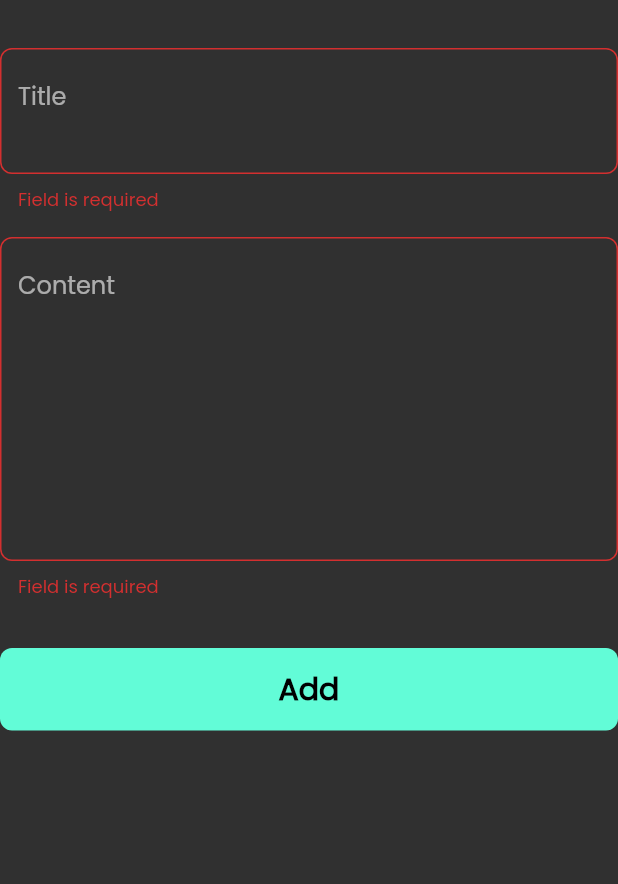
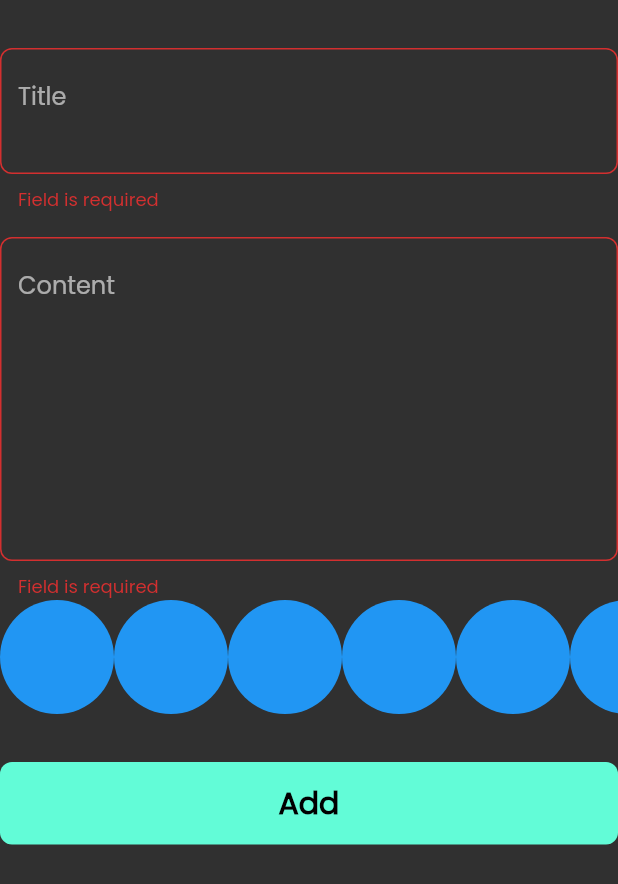
Before and after one commit to logann99/notes_app, a Flutter app: the AddNoteForm widget shown alone on an empty page, opened directly, after a tap on "Add", on a phone screen of 412 x 824 dp. Shown: the top 884 px of the screen. Run offline on Flutter 3.47's test engine with Material 2 defaults, Android fonts, the phone set to English and light mode, and no system bars; our stand-ins replace bloc, flutter_bloc, font_awesome_flutter, hive, hive_flutter; accounts and stored records are empty.

Commit message:
Create colors list part one

```diff
--- a/lib/widgets/add_note_form.dart
+++ b/lib/widgets/add_note_form.dart
@@ -3,6 +3,7 @@ import 'package:flutter_bloc/flutter_bloc.dart';
 import 'package:intl/intl.dart';
 import 'package:notes_app/cubits/add_note_cubit/add_note_cubit.dart';
 import 'package:notes_app/models/note_model.dart';
+import 'package:notes_app/widgets/colors_list_view.dart';
 
 import 'custom_button.dart';
 import 'custom_text_field.dart';
@@ -47,6 +48,7 @@ class _AddNoteFormState extends State<AddNoteForm> {
             hint: 'Content',
             maxLines: 8,
           ),
+          const ColorsListView(),
           const SizedBox(
             height: 32,
           ),
@@ -62,7 +64,7 @@ class _AddNoteFormState extends State<AddNoteForm> {
                     //ForDate format from intl package
                     var currentDate = DateTime.now();
                     var formattedCurrentDate =
-                        DateFormat.yMd().format(currentDate);
+                        DateFormat('dd-mm-yyyy').format(currentDate);
                     //ForDate
                     var noteModel = NoteModel(
                         title: title!,
--- /dev/null
+++ b/lib/widgets/colors_list_view.dart
@@ -0,0 +1,30 @@
+import 'package:flutter/material.dart';
+
+class ColorItem extends StatelessWidget {
+  const ColorItem({super.key});
+
+  @override
+  Widget build(BuildContext context) {
+    return const CircleAvatar(
+      radius: 38,
+      backgroundColor: Colors.blue,
+    );
+  }
+}
+
+class ColorsListView extends StatelessWidget {
+  const ColorsListView({super.key});
+
+  @override
+  Widget build(BuildContext context) {
+    return SizedBox(
+      height: 38*2,
+      child: ListView.builder(
+        itemCount: 10,
+        scrollDirection: Axis.horizontal,
+        itemBuilder: (context, index) {
+        return const ColorItem();
+      }),
+    );
+  }
+}
```
